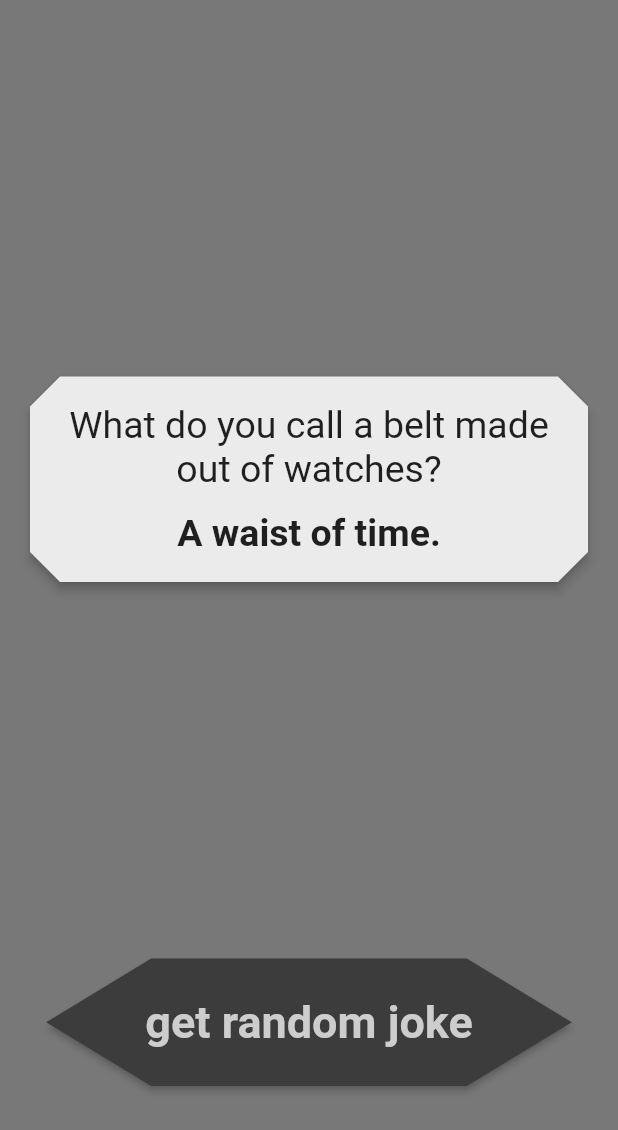
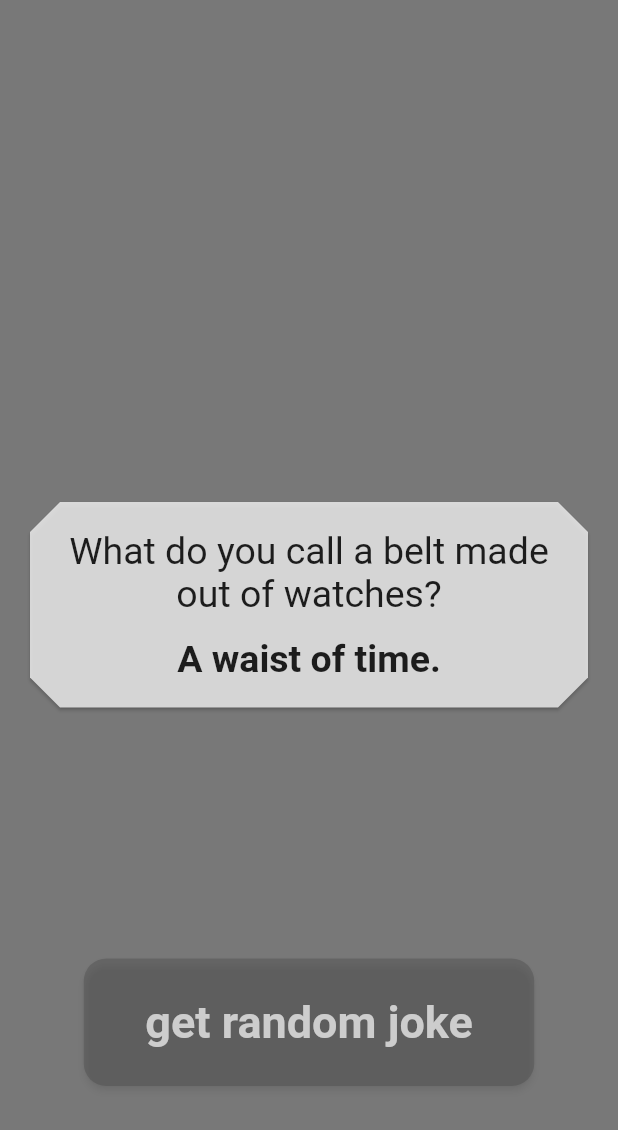
Before and after one commit to andrsem/jokes, a Flutter app: the screen it shows after launch, after a tap on "get random joke", on a phone screen of 412 x 824 dp. Shown: the top 1130 px of the screen. Run offline on Flutter 3.47's test engine with Material 2 defaults, Android fonts, the phone set to English and light mode, and no system bars; our stand-ins replace flutter_riverpod.

Commit message:
add gradient background, refactor

```diff
--- a/lib/app.dart
+++ /dev/null
@@ -1,16 +0,0 @@
-import 'package:flutter/material.dart';
-
-import 'jokes/presentation/home_screen/home_screen.dart';
-
-class App extends StatelessWidget {
-  const App();
-
-  @override
-  Widget build(BuildContext context) {
-    return const MaterialApp(
-      title: 'Jokes Hub',
-      debugShowCheckedModeBanner: false,
-      home: HomeScreen(),
-    );
-  }
-}
--- a/lib/common/api_service.dart
+++ b/lib/common/api_service.dart
@@ -4,7 +4,7 @@ import 'dart:convert';
 import 'package:http/http.dart' as http;
 
 import '../data/joke.dart';
-import 'config/config.dart';
+import 'common.dart';
 
 class APIService {
   static const String _baseUrl = 'dad-jokes.p.rapidapi.com';
--- /dev/null
+++ b/lib/common/common.dart
@@ -0,0 +1,5 @@
+export 'api_service.dart';
+export 'config/config.dart';
+export 'constants.dart';
+export 'helpers.dart';
+export 'providers.dart';
--- /dev/null
+++ b/lib/common/constants.dart
@@ -0,0 +1,22 @@
+import 'package:flutter/widgets.dart';
+
+import 'common.dart';
+
+final _transitionColor = getScaffoldColor();
+BoxDecoration getCircularGradient() => BoxDecoration(
+      gradient: SweepGradient(
+        center: FractionalOffset.center,
+        colors: <Color>[
+          _transitionColor,
+          getScaffoldColor(),
+          getScaffoldColor(),
+          getScaffoldColor(),
+          getScaffoldColor(),
+          getScaffoldColor(),
+          getScaffoldColor(),
+          getScaffoldColor(),
+          _transitionColor,
+        ],
+        stops: const <double>[0, .125, .25, .375, .5, .625, .75, .875, 1],
+      ),
+    );
--- a/lib/common/helpers.dart
+++ b/lib/common/helpers.dart
@@ -1,21 +1,37 @@
 import 'dart:math';
 import 'dart:ui';
 
-int _next(int min, int max) {
+int getIntInRange(int min, int max) {
   assert(min >= 0 && min <= 254, 'mim should be in range from 0 to 254');
   assert(max >= 0 && max <= 255, 'max should be in range from 0 to 255');
   assert(min < max, 'min should be less then max');
   return min + Random().nextInt(max - min);
 }
 
-Color getScaffoldColor() =>
-    Color.fromARGB(255, _next(100, 200), _next(100, 200), _next(100, 200));
+Color getScaffoldColor() => Color.fromARGB(
+      255,
+      getIntInRange(100, 200),
+      getIntInRange(100, 200),
+      getIntInRange(100, 200),
+    );
 
-Color getButtonColor() =>
-    Color.fromARGB(255, _next(0, 80), _next(0, 80), _next(0, 80));
+Color getButtonColor() => Color.fromARGB(
+      255,
+      getIntInRange(0, 80),
+      getIntInRange(0, 80),
+      getIntInRange(0, 80),
+    );
 
-Color getButtonTextColor() =>
-    Color.fromARGB(255, _next(140, 235), _next(140, 235), _next(140, 235));
+Color getButtonTextColor() => Color.fromARGB(
+      255,
+      getIntInRange(140, 235),
+      getIntInRange(140, 235),
+      getIntInRange(140, 235),
+    );
 
-Color getCardColor() =>
-    Color.fromARGB(255, _next(235, 255), _next(235, 255), _next(235, 255));
+Color getCardColor() => Color.fromARGB(
+      255,
+      getIntInRange(235, 255),
+      getIntInRange(235, 255),
+      getIntInRange(235, 255),
+    );
--- a/lib/jokes/logic/joke_notifier.dart
+++ b/lib/jokes/logic/joke_notifier.dart
@@ -1,6 +1,6 @@
 import 'package:flutter_riverpod/flutter_riverpod.dart';
 
-import '../../common/api_service.dart';
+import '../../common/common.dart';
 import '../../data/joke.dart';
 
 class JokeNotifier extends StateNotifier<Joke> {
--- /dev/null
+++ b/lib/jokes/presentation/home_screen.dart
@@ -0,0 +1,31 @@
+import 'package:flutter/material.dart';
+import 'package:flutter_riverpod/flutter_riverpod.dart';
+import '../../common/common.dart';
+
+import 'widgets/widgets.dart';
+
+class HomeScreen extends ConsumerWidget {
+  const HomeScreen();
+
+  @override
+  Widget build(BuildContext context, WidgetRef ref) {
+    ref.watch(jokeProvider);
+    return Scaffold(
+      body: Container(
+        decoration: getCircularGradient(),
+        child: SafeArea(
+          child: Column(
+            mainAxisSize: MainAxisSize.min,
+            children: const [
+              Spacer(flex: 2),
+              JokeCard(),
+              Spacer(),
+              JokeButton(),
+              SizedBox(height: 100),
+            ],
+          ),
+        ),
+      ),
+    );
+  }
+}
--- a/lib/jokes/presentation/home_screen/home_screen.dart
+++ /dev/null
@@ -1,81 +0,0 @@
-import 'package:flutter/cupertino.dart';
-import 'package:flutter/material.dart';
-import 'package:flutter/painting.dart';
-import 'package:flutter_riverpod/flutter_riverpod.dart';
-import '../../../common/helpers.dart';
-import '../../../common/providers.dart';
-
-class HomeScreen extends ConsumerWidget {
-  const HomeScreen();
-
-  @override
-  Widget build(BuildContext context, WidgetRef ref) {
-    final joke = ref.watch(jokeProvider);
-    final jokeNotifier = ref.read(jokeProvider.notifier);
-    return Scaffold(
-      backgroundColor: getScaffoldColor(),
-      body: SafeArea(
-        child: Center(
-          child: Column(
-            children: [
-              const Spacer(),
-              Card(
-                elevation: 3,
-                margin: const EdgeInsets.symmetric(horizontal: 20),
-                shape: BeveledRectangleBorder(
-                  borderRadius: BorderRadius.circular(20),
-                ),
-                color: getCardColor(),
-                child: SizedBox(
-                  width: double.infinity,
-                  child: Padding(
-                    padding: const EdgeInsets.all(18),
-                    child: Column(
-                      children: [
-                        Text(
-                          joke.setup,
-                          style: const TextStyle(fontSize: 25),
-                          textAlign: TextAlign.center,
-                        ),
-                        const SizedBox(height: 14),
-                        Text(
-                          joke.punchline,
-                          style: const TextStyle(
-                            fontSize: 25,
-                            fontWeight: FontWeight.bold,
-                          ),
-                          textAlign: TextAlign.center,
-                        ),
-                      ],
-                    ),
-                  ),
-                ),
-              ),
-              const Spacer(),
-              ElevatedButton(
-                onPressed: () async {
-                  await jokeNotifier.fetchJoke();
-                },
-                style: ElevatedButton.styleFrom(
-                  onPrimary: getButtonTextColor(),
-                  primary: getButtonColor(),
-                  shape: BeveledRectangleBorder(
-                    borderRadius: BorderRadius.circular(70),
-                  ),
-                ),
-                child: const Padding(
-                  padding: EdgeInsets.symmetric(horizontal: 50, vertical: 25),
-                  child: Text(
-                    'get random joke',
-                    style: TextStyle(fontSize: 30, fontWeight: FontWeight.bold),
-                  ),
-                ),
-              ),
-              const SizedBox(height: 100),
-            ],
-          ),
-        ),
-      ),
-    );
-  }
-}
--- /dev/null
+++ b/lib/jokes/presentation/widgets/joke_button.dart
@@ -0,0 +1,35 @@
+import 'package:flutter/material.dart';
+import 'package:flutter_riverpod/flutter_riverpod.dart';
+
+import '../../../common/common.dart';
+
+class JokeButton extends ConsumerWidget {
+  const JokeButton();
+
+  @override
+  Widget build(BuildContext context, WidgetRef ref) {
+    ref.watch(jokeProvider);
+    final jokeNotifier = ref.read(jokeProvider.notifier);
+    return ElevatedButton(
+      onPressed: () async => jokeNotifier.fetchJoke(),
+      style: ElevatedButton.styleFrom(
+        onPrimary: getButtonTextColor(),
+        primary: getButtonColor().withOpacity(0.3),
+        shape: RoundedRectangleBorder(
+          borderRadius: BorderRadius.circular(15),
+        ),
+        shadowColor: Colors.black38,
+      ),
+      child: const Padding(
+        padding: EdgeInsets.all(25),
+        child: Text(
+          'get random joke',
+          style: TextStyle(
+            fontSize: 30,
+            fontWeight: FontWeight.bold,
+          ),
+        ),
+      ),
+    );
+  }
+}
--- /dev/null
+++ b/lib/jokes/presentation/widgets/joke_card.dart
@@ -0,0 +1,46 @@
+import 'package:flutter/material.dart';
+import 'package:flutter_riverpod/flutter_riverpod.dart';
+
+import '../../../common/common.dart';
+
+class JokeCard extends ConsumerWidget {
+  const JokeCard();
+
+  @override
+  Widget build(BuildContext context, WidgetRef ref) {
+    final joke = ref.watch(jokeProvider);
+    return Center(
+      child: Card(
+        margin: const EdgeInsets.symmetric(horizontal: 20),
+        shape: BeveledRectangleBorder(
+          borderRadius: BorderRadius.circular(20),
+        ),
+        color: getCardColor().withOpacity(0.85),
+        child: SizedBox(
+          width: double.infinity,
+          child: Padding(
+            padding: const EdgeInsets.all(18),
+            child: Column(
+              children: [
+                Text(
+                  joke.setup,
+                  style: const TextStyle(fontSize: 25),
+                  textAlign: TextAlign.center,
+                ),
+                const SizedBox(height: 14),
+                Text(
+                  joke.punchline,
+                  style: const TextStyle(
+                    fontSize: 25,
+                    fontWeight: FontWeight.bold,
+                  ),
+                  textAlign: TextAlign.center,
+                ),
+              ],
+            ),
+          ),
+        ),
+      ),
+    );
+  }
+}
--- /dev/null
+++ b/lib/jokes/presentation/widgets/widgets.dart
@@ -0,0 +1,2 @@
+export 'joke_button.dart';
+export 'joke_card.dart';
--- a/lib/main.dart
+++ b/lib/main.dart
@@ -1,7 +1,15 @@
 import 'package:flutter/material.dart';
 import 'package:flutter_riverpod/flutter_riverpod.dart';
-import 'app.dart';
+import 'jokes/presentation/home_screen.dart';
 
 void main() {
-  runApp(const ProviderScope(child: App()));
+  runApp(
+    const ProviderScope(
+      child: MaterialApp(
+        title: 'Jokes Hub',
+        debugShowCheckedModeBanner: false,
+        home: HomeScreen(),
+      ),
+    ),
+  );
 }
```
